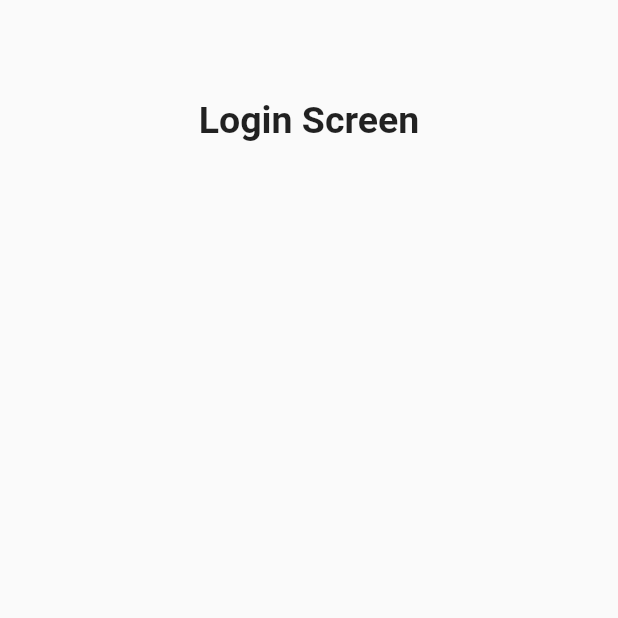
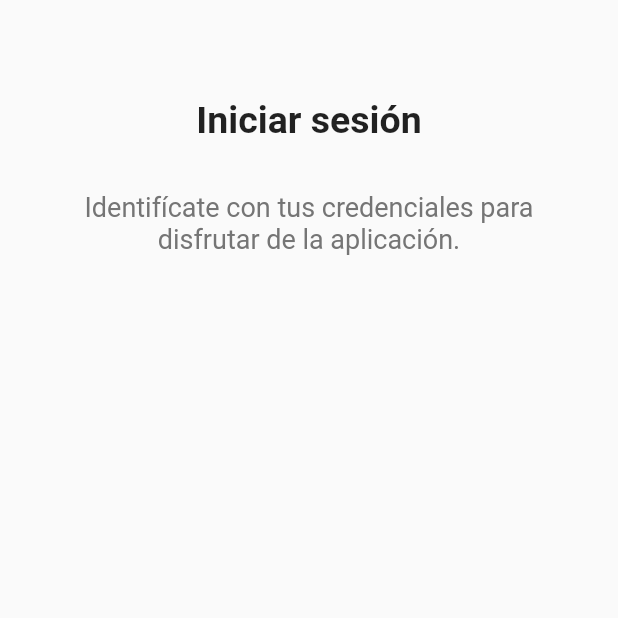
Before and after one commit to svelandiac/heed_SIIGO_hackathon, a Flutter app: the screen it shows after launch, on a phone screen of 412 x 824 dp, the top half of it. Run offline on Flutter 3.47's test engine with Material 2 defaults, Android fonts, the phone set to English and light mode, and no system bars.

```diff
--- a/lib/ui/common-widgets/essentials/app_text.dart
+++ b/lib/ui/common-widgets/essentials/app_text.dart
@@ -17,4 +17,15 @@ class AppText {
     );
   }
 
+  Widget firstSubtitle({String text, bool centerText = false}) {
+    return Text(
+      text,
+      textAlign: centerText ? TextAlign.center : TextAlign.start,
+      style: TextStyle(
+        fontSize: 18,
+        color: Colors.grey[600]
+      ),
+    );
+  }
+
 }
--- a/lib/ui/login/login_screen.dart
+++ b/lib/ui/login/login_screen.dart
@@ -14,9 +14,23 @@ class _LoginScreenState extends State<LoginScreen> {
   MediaQueryData mediaQueryData; // We will use it to know the screen's size, and to make a responsive application
   AppText appText; // We will use it for strings into the app
 
+  static const defaultMargin = 24.0;
+
   Widget _buildTitle() {
     return Center(
-      child: appText.title('Login Screen'),
+      child: appText.title('Iniciar sesión'),
+    );
+  }
+
+  Widget _buildFirstSubtitle() {
+    return Center(
+      child: Padding(
+        padding: const EdgeInsets.only(left: defaultMargin, right: defaultMargin),
+        child: appText.firstSubtitle(
+          text: 'Identifícate con tus credenciales para disfrutar de la aplicación.',
+          centerText: true
+        ),
+      ),
     );
   }
 
@@ -28,11 +42,20 @@ class _LoginScreenState extends State<LoginScreen> {
             SizedBox(
               height: mediaQueryData.size.height * 0.08,
             ),
-            _buildTitle()
+            _buildTitle(),
+            SizedBox(
+              height: mediaQueryData.size.height * 0.04,
+            ),
+            _buildFirstSubtitle()
           ],
         ),
       ),
     );
+  }
+
+  @override
+  void initState() {
+    super.initState();
   }
 
   @override
```
